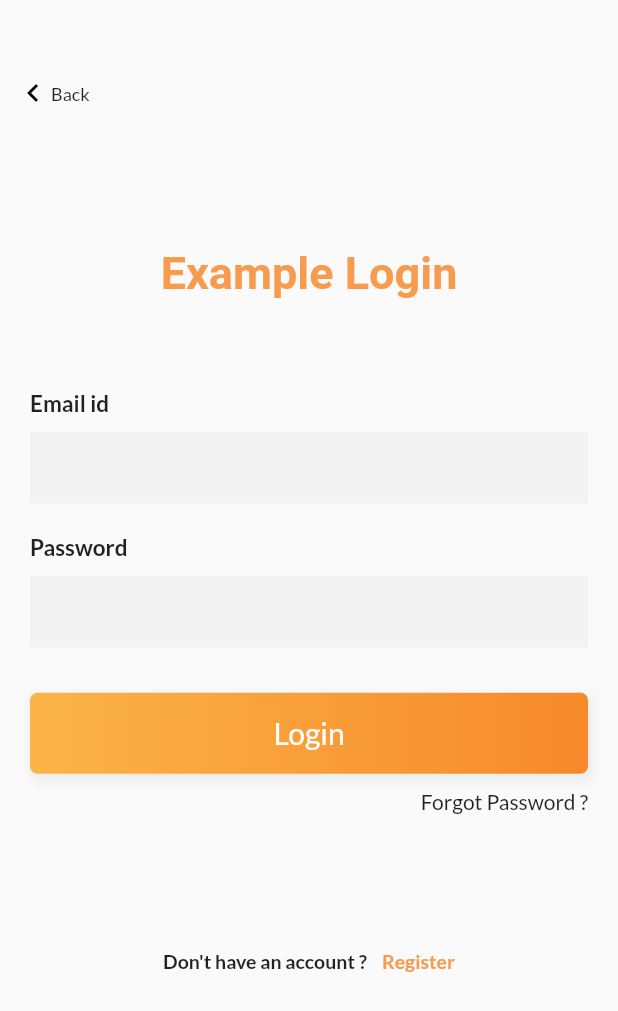
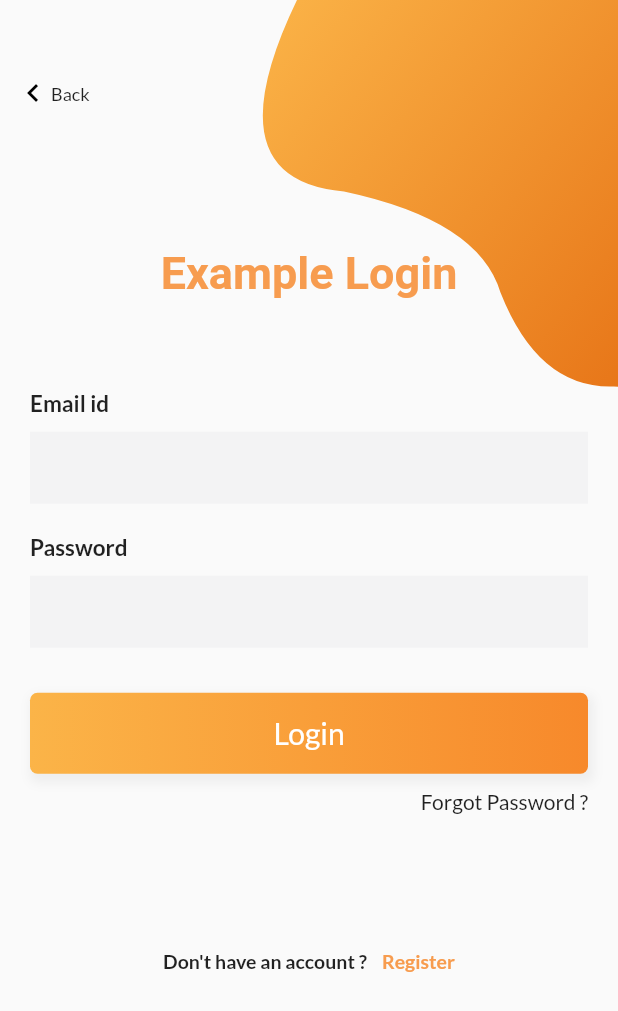
Before and after one commit to dikadwira24/login, a Flutter app: the LoginPage screen opened directly, on a phone screen of 412 x 824 dp. Shown: the top 1011 px of the screen. Run offline on Flutter 3.47's test engine with Material 2 defaults, Android fonts, the phone set to English and light mode, and no system bars; our stand-ins replace google_fonts.

Commit message:
add widget

```diff
--- a/login/lib/src/login.dart
+++ b/login/lib/src/login.dart
@@ -1,5 +1,6 @@
 import 'package:flutter/material.dart';
 import 'package:google_fonts/google_fonts.dart';
+import 'package:login/src/widget/bezierContainer.dart';
 
 class LoginPage extends StatefulWidget {
   LoginPage({Key key, this.title}) : super(key: key);
@@ -145,6 +146,10 @@ class _LoginPageState extends State<LoginPage> {
       height: height,
       child: Stack(
         children: <Widget>[
+          Positioned(
+              top: -height * .15,
+              right: -MediaQuery.of(context).size.width * .4,
+              child: BezierContainer()),
           Container(
             padding: EdgeInsets.symmetric(horizontal: 20),
             child: SingleChildScrollView(
--- /dev/null
+++ b/login/lib/src/widget/bezierContainer.dart
@@ -0,0 +1,32 @@
+import 'dart:math';
+
+import 'package:flutter/material.dart';
+
+import 'customClipper.dart';
+
+class BezierContainer extends StatelessWidget {
+  const BezierContainer({Key key}) : super(key: key);
+
+  @override
+  Widget build(BuildContext context) {
+    return Container(
+      child: Transform.rotate(
+        angle: -pi / 3.5,
+        child: ClipPath(
+        clipper: ClipPainter(),
+        child: Container(
+          height: MediaQuery.of(context).size.height *.5,
+          width: MediaQuery.of(context).size.width,
+          decoration: BoxDecoration(
+              gradient: LinearGradient(
+                begin: Alignment.topCenter,
+                end: Alignment.bottomCenter,
+                colors: [Color(0xfffbb448),Color(0xffe46b10)]
+              )
+            ),
+        ),
+      ),
+      )
+    );
+  }
+}
--- /dev/null
+++ b/login/lib/src/widget/customClipper.dart
@@ -0,0 +1,49 @@
+
+import 'package:flutter/material.dart';
+import 'package:flutter/painting.dart';
+
+class ClipPainter extends CustomClipper<Path>{
+  @override
+
+   Path getClip(Size size) {
+      var height = size.height;
+    var width = size.width;
+    var path = new Path();
+
+    path.lineTo(0, size.height );
+    path.lineTo(size.width , height);
+    path.lineTo(size.width , 0);
+
+     /// [Top Left corner]
+    var secondControlPoint =  Offset(0  ,0);
+    var secondEndPoint = Offset(width * .2  , height *.3);
+    path.quadraticBezierTo(secondControlPoint.dx, secondControlPoint.dy, secondEndPoint.dx, secondEndPoint.dy);
+
+
+
+     /// [Left Middle]
+    var fifthControlPoint =  Offset(width * .3  ,height * .5);
+    var fiftEndPoint = Offset(  width * .23, height *.6);
+    path.quadraticBezierTo(fifthControlPoint.dx, fifthControlPoint.dy, fiftEndPoint.dx, fiftEndPoint.dy);
+
+
+     /// [Bottom Left corner]
+    var thirdControlPoint =  Offset(0  ,height);
+    var thirdEndPoint = Offset(width , height  );
+    path.quadraticBezierTo(thirdControlPoint.dx, thirdControlPoint.dy, thirdEndPoint.dx, thirdEndPoint.dy);
+
+
+
+    path.lineTo(0, size.height  );
+    path.close();
+
+    return path;
+  }
+
+  @override
+  bool shouldReclip(CustomClipper<Path> oldClipper) {
+    return true;
+  }
+
+
+}
```
